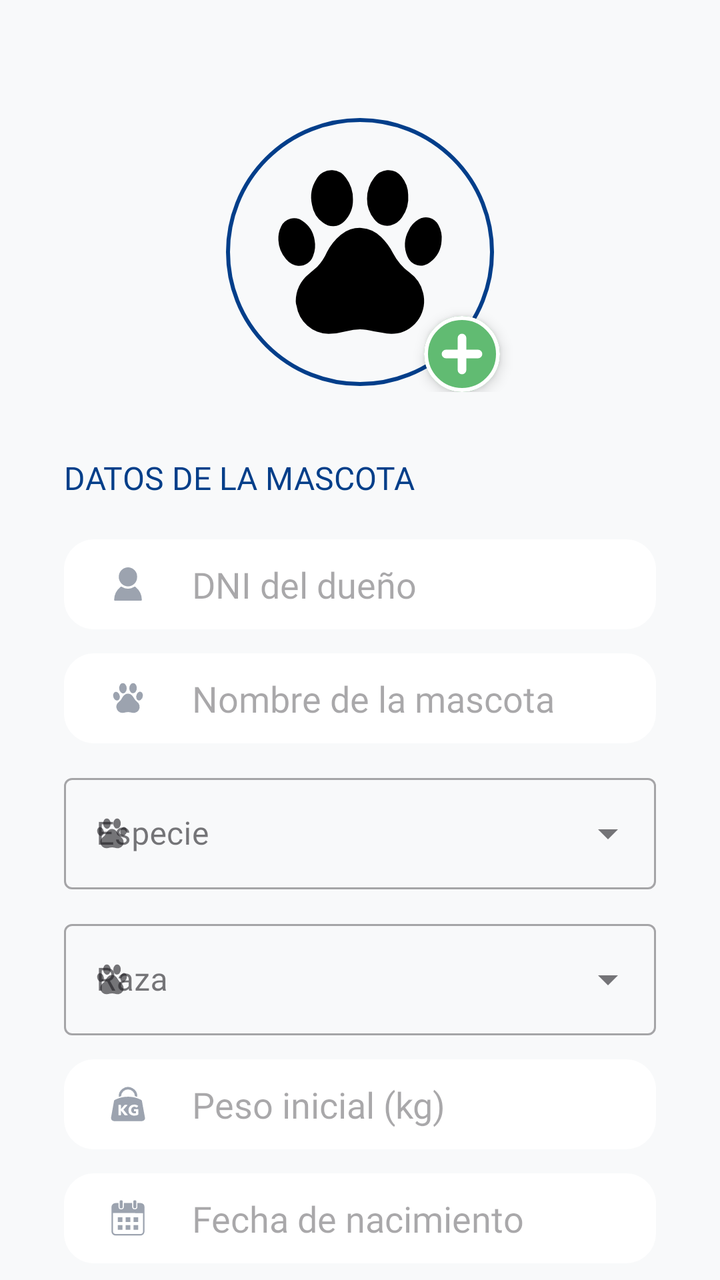
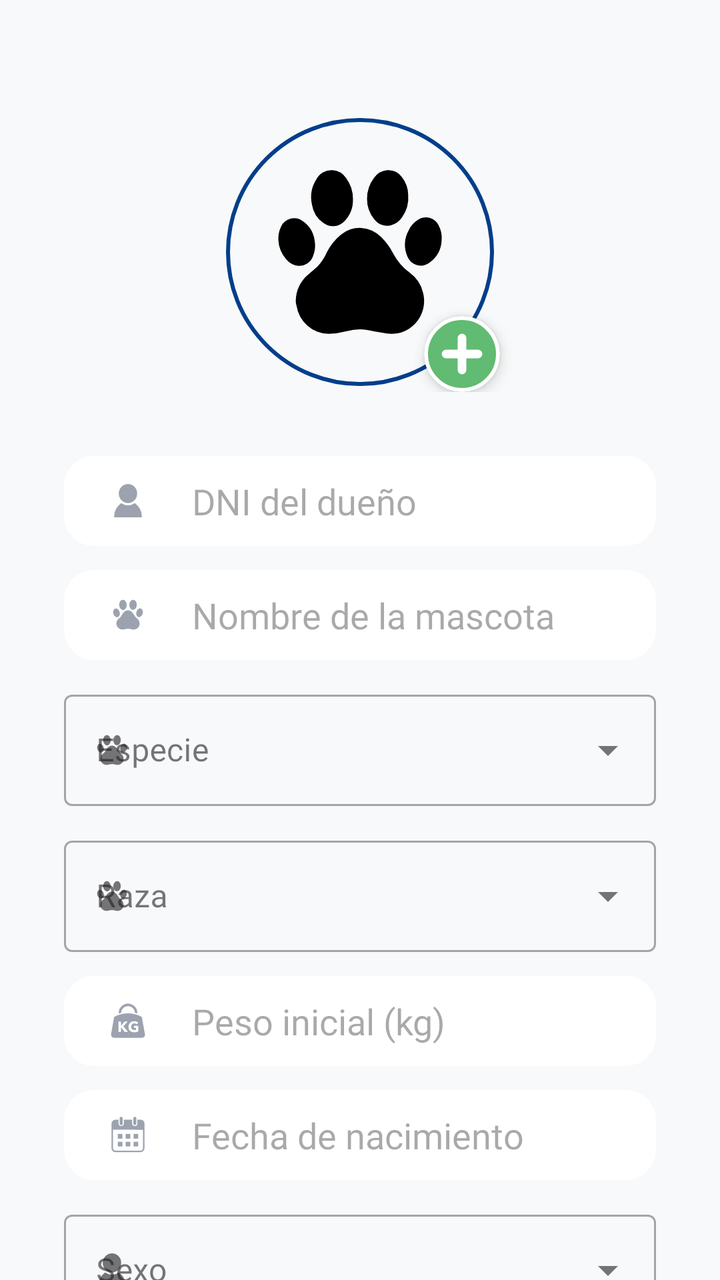

Before-and-after screenshots of an Android layout around one commit, followed by the original layout XML and the change that was made.
<!-- AndroidManifest.xml: application theme Theme.ProyectoVeterinaria -->
<!-- res/layout/fragment_registrar_mascota.xml -->
<?xml version="1.0" encoding="utf-8"?>
<androidx.core.widget.NestedScrollView
    xmlns:android="http://schemas.android.com/apk/res/android"
    xmlns:app="http://schemas.android.com/apk/res-auto"
    xmlns:tools="http://schemas.android.com/tools"
    android:layout_width="match_parent"
    android:layout_height="match_parent"
    android:background="#F8F9FA">

    <androidx.constraintlayout.widget.ConstraintLayout
        android:layout_width="match_parent"
        android:layout_height="wrap_content"
        android:paddingHorizontal="32dp"
        android:paddingTop="48dp"
        android:paddingBottom="32dp">

        <androidx.constraintlayout.widget.ConstraintLayout
            android:id="@+id/phoContainer"
            android:layout_width="match_parent"
            android:layout_height="wrap_content"
            android:layout_marginTop="8dp"
            app:layout_constraintEnd_toEndOf="parent"
            app:layout_constraintHorizontal_bias="0.0"
            app:layout_constraintStart_toStartOf="parent"
            app:layout_constraintTop_toTopOf="parent">

            <com.google.android.material.imageview.ShapeableImageView
                android:id="@+id/ivFotoMascota"
                android:layout_width="140dp"
                android:layout_height="140dp"
                android:padding="4dp"
                android:scaleType="centerCrop"
                android:src="@drawable/ic_pet"
                app:layout_constraintEnd_toEndOf="parent"
                app:layout_constraintStart_toStartOf="parent"
                app:layout_constraintTop_toTopOf="parent"
                app:shapeAppearanceOverlay="@style/CircleImage"
                app:strokeColor="@color/brand_blue"
                app:strokeWidth="2dp" />

            <com.google.android.material.card.MaterialCardView
                android:id="@+id/btnCambiarFoto"
                android:layout_width="38dp"
                android:layout_height="38dp"
                android:clickable="true"
                android:focusable="true"
                app:cardBackgroundColor="@color/brand_green"
                app:cardCornerRadius="19dp"
                app:cardElevation="4dp"
                app:layout_constraintBottom_toBottomOf="@id/ivFotoMascota"
                app:layout_constraintEnd_toEndOf="@id/ivFotoMascota"
                app:layout_constraintHorizontal_bias="0.9"
                app:layout_constraintVertical_bias="0.9"
                app:strokeColor="#FFFFFF"
                app:strokeWidth="2dp">

                <ImageView
                    android:layout_width="match_parent"
                    android:layout_height="match_parent"
                    android:padding="8dp"
                    android:src="@drawable/ic_add"
                    app:tint="#FFFFFF" />
            </com.google.android.material.card.MaterialCardView>
        </androidx.constraintlayout.widget.ConstraintLayout>

        <TextView
            android:id="@+id/tvTituloMascota"
            android:layout_width="wrap_content"
            android:layout_height="wrap_content"
            android:layout_marginTop="32dp"
            android:fontFamily="@font/montserrat_bold"
            android:text="DATOS DE LA MASCOTA"
            android:textColor="#023E89"
            android:textSize="16sp"
            app:layout_constraintStart_toStartOf="parent"
            app:layout_constraintTop_toBottomOf="@+id/phoContainer" />

        <EditText
            android:id="@+id/etDniDueno"
            android:layout_width="0dp"
            android:layout_height="45dp"
            android:layout_marginTop="20dp"
            android:background="@drawable/bg_input_rounded"
            android:drawableStart="@drawable/ic_person"
            android:drawablePadding="20dp"
            android:drawableTint="#9CA3AF"
            android:enabled="false"
            android:fontFamily="@font/montserrat"
            android:hint="DNI del dueño"
            android:paddingStart="20dp"
            android:paddingEnd="20dp"
            android:textColor="#9CA3AF"
            app:layout_constraintEnd_toEndOf="parent"
            app:layout_constraintStart_toStartOf="parent"
            app:layout_constraintTop_toBottomOf="@id/tvTituloMascota" />

        <EditText
            android:id="@+id/etNombreMascota"
            android:layout_width="0dp"
            android:layout_height="45dp"
            android:layout_marginTop="12dp"
            android:background="@drawable/bg_input_rounded"
            android:drawableStart="@drawable/ic_pet"
            android:drawablePadding="20dp"
            android:drawableTint="#9CA3AF"
            android:fontFamily="@font/montserrat"
            android:hint="Nombre de la mascota"
            android:inputType="textCapWords"
            android:paddingStart="20dp"
            android:paddingEnd="20dp"
            app:layout_constraintEnd_toEndOf="parent"
            app:layout_constraintStart_toStartOf="parent"
            app:layout_constraintTop_toBottomOf="@id/etDniDueno" />

        <com.google.android.material.textfield.TextInputLayout
            android:id="@+id/tilEspecieMascota"
            style="@style/Widget.MaterialComponents.TextInputLayout.OutlinedBox.ExposedDropdownMenu"
            android:layout_width="match_parent"
            android:layout_height="wrap_content"
            android:layout_marginTop="12dp"
            android:hint="Especie"
            app:layout_constraintTop_toBottomOf="@id/etNombreMascota"
            app:startIconDrawable="@drawable/ic_pet">
            <AutoCompleteTextView
                android:id="@+id/actvEspecie"
                android:inputType="none"
                android:layout_width="match_parent"
                android:layout_height="wrap_content"
                android:fontFamily="@font/montserrat" />
        </com.google.android.material.textfield.TextInputLayout>

        <com.google.android.material.textfield.TextInputLayout
            android:id="@+id/tilRazaMascota"
            style="@style/Widget.MaterialComponents.TextInputLayout.OutlinedBox.ExposedDropdownMenu"
            android:layout_width="match_parent"
            android:layout_height="wrap_content"
            android:layout_marginTop="12dp"
            android:hint="Raza"
            app:layout_constraintTop_toBottomOf="@id/tilEspecieMascota"
            app:startIconDrawable="@drawable/ic_pet">
            <AutoCompleteTextView
                android:id="@+id/actvRaza"
                android:inputType="none"
                android:layout_width="match_parent"
                android:layout_height="wrap_content"
                android:fontFamily="@font/montserrat" />
        </com.google.android.material.textfield.TextInputLayout>

        <EditText
            android:id="@+id/etPesoInicial"
            android:layout_width="0dp"
            android:layout_height="45dp"
            android:layout_marginTop="12dp"
            android:background="@drawable/bg_input_rounded"
            android:drawableStart="@drawable/ic_weight"
            android:drawablePadding="20dp"
            android:drawableTint="#9CA3AF"
            android:fontFamily="@font/montserrat"
            android:hint="Peso inicial (kg)"
            android:inputType="numberDecimal"
            android:paddingStart="20dp"
            android:paddingEnd="20dp"
            app:layout_constraintEnd_toEndOf="parent"
            app:layout_constraintStart_toStartOf="parent"
            app:layout_constraintTop_toBottomOf="@id/tilRazaMascota" />

        <EditText
            android:id="@+id/etFechaNacimiento"
            android:layout_width="0dp"
            android:layout_height="45dp"
            android:layout_marginTop="12dp"
            android:background="@drawable/bg_input_rounded"
            android:drawableStart="@drawable/ic_calendar"
            android:drawablePadding="20dp"
            android:drawableTint="#9CA3AF"
            android:focusable="false"
            android:clickable="true"
            android:fontFamily="@font/montserrat"
            android:hint="Fecha de nacimiento"
            android:inputType="none"
            android:paddingStart="20dp"
            android:paddingEnd="20dp"
            android:textColor="#1F2937"
            app:layout_constraintEnd_toEndOf="parent"
            app:layout_constraintStart_toStartOf="parent"
            app:layout_constraintTop_toBottomOf="@id/etPesoInicial" />

        <com.google.android.material.textfield.TextInputLayout
            android:id="@+id/tilSexoMascota"
            style="@style/Widget.MaterialComponents.TextInputLayout.OutlinedBox.ExposedDropdownMenu"
            android:layout_width="match_parent"
            android:layout_height="wrap_content"
            android:layout_marginTop="12dp"
            android:hint="Sexo"
            app:layout_constraintTop_toBottomOf="@id/etFechaNacimiento"
            app:startIconDrawable="@drawable/ic_person">
            <AutoCompleteTextView
                android:id="@+id/actvSexo"
                android:inputType="none"
                android:layout_width="match_parent"
                android:layout_height="wrap_content"
                android:fontFamily="@font/montserrat" />
        </com.google.android.material.textfield.TextInputLayout>

        <Button
            android:id="@+id/btnGuardarMascota"
            android:layout_width="0dp"
            android:layout_height="50dp"
            android:layout_marginTop="32dp"
            android:background="@drawable/bg_button_rounded"
            android:fontFamily="@font/montserrat_bold"
            android:text="REGISTRAR MASCOTA"
            android:textColor="@android:color/white"
            app:backgroundTint="@null"
            app:layout_constraintEnd_toEndOf="parent"
            app:layout_constraintStart_toStartOf="parent"
            app:layout_constraintTop_toBottomOf="@id/tilSexoMascota" />

        <Button
            android:id="@+id/btnEliminarMascota"
            android:layout_width="0dp"
            android:layout_height="50dp"
            android:layout_marginTop="12dp"
            android:layout_marginBottom="32dp"
            android:background="@drawable/bg_button_rounded_red"
            android:fontFamily="@font/montserrat_bold"
            android:text="ELIMINAR PACIENTE"
            android:textColor="@android:color/white"
            android:visibility="gone"
            app:backgroundTint="@null"
            app:layout_constraintBottom_toBottomOf="parent"
            app:layout_constraintEnd_toEndOf="parent"
            app:layout_constraintStart_toStartOf="parent"
            app:layout_constraintTop_toBottomOf="@id/btnGuardarMascota" />

    </androidx.constraintlayout.widget.ConstraintLayout>
</androidx.core.widget.NestedScrollView>
<!-- resources referenced by this layout -->
<resources>
  <color name="brand_blue">#023E8A</color>
  <color name="brand_green">#61bb72</color>
  <!-- drawable bg_button_rounded (drawable) -->
  <?xml version="1.0" encoding="utf-8"?>
  <shape xmlns:android="http://schemas.android.com/apk/res/android">
      <solid android:color="#61bb72" /> <corners android:radius="25dp" />
  </shape>
  <!-- drawable bg_button_rounded_red (drawable) -->
  <?xml version="1.0" encoding="utf-8"?>
  <shape xmlns:android="http://schemas.android.com/apk/res/android">
      <solid android:color="@color/error_red" /> <corners android:radius="25dp" />
  </shape>
  <!-- drawable bg_input_rounded (drawable) -->
  <?xml version="1.0" encoding="utf-8"?>
  <shape xmlns:android="http://schemas.android.com/apk/res/android">
      <solid android:color="#FFFFFF" /> <corners android:radius="15dp" />
  </shape>
  <!-- drawable ic_add (drawable) -->
  <vector xmlns:android="http://schemas.android.com/apk/res/android"
      android:width="24dp"
      android:height="24dp"
      android:viewportWidth="24"
      android:viewportHeight="24">
    <path
        android:fillColor="#FF000000"
        android:pathData="M20.72,9.65H14.35V3.28A2.35,2.35 0,0 0,12 0.93h0A2.35,2.35 0,0 0,9.65 3.28V9.65H3.28A2.35,2.35 0,0 0,0.93 12h0a2.35,2.35 0,0 0,2.35 2.35H9.65v6.37A2.35,2.35 0,0 0,12 23.07h0a2.35,2.35 0,0 0,2.35 -2.35V14.35h6.37A2.35,2.35 0,0 0,23.07 12h0A2.35,2.35 0,0 0,20.72 9.65Z"/>
  </vector>
  <!-- drawable ic_person (drawable) -->
  <vector xmlns:android="http://schemas.android.com/apk/res/android"
      android:width="24dp"
      android:height="24dp"
      android:viewportWidth="24"
      android:viewportHeight="24">
    <path
        android:fillColor="#FF000000"
        android:pathData="M12,20.33H5.61c-0.41,0 -0.56,-0.09 -0.53,-0.53a8.39,8.39 0,0 1,3.07 -6.26A0.66,0.66 0,0 1,9 13.48a5.52,5.52 0,0 0,6 0,0.58 0.58,0 0,1 0.78,0 8.43,8.43 0,0 1,3.14 6.35c0,0.42 -0.15,0.48 -0.51,0.48Z"/>
    <path
        android:fillColor="#FF000000"
        android:pathData="M16.56,8.47a4.63,4.63 0,0 1,-4.62 4.73A4.71,4.71 0,0 1,7.4 8.36a4.68,4.68 0,0 1,4.68 -4.69A4.62,4.62 0,0 1,16.56 8.47Z"/>
  </vector>
  <style name="CircleImage">
          <item name="cornerSize">50%</item>
      </style>
  <style name="Theme.ProyectoVeterinaria" parent="Base.Theme.ProyectoVeterinaria" />
  <color name="error_red">#EF4444</color>
  <style name="Base.Theme.ProyectoVeterinaria" parent="Theme.Material3.DayNight.NoActionBar">
          
          
      </style>
  <!-- unchanged entries left out for length: 3 -->
</resources>

<!-- the commit's change to res/layout/fragment_registrar_mascota.xml (unified diff, before → after) -->
@@ -63,36 +63,25 @@
             </com.google.android.material.card.MaterialCardView>
         </androidx.constraintlayout.widget.ConstraintLayout>
 
-        <TextView
-            android:id="@+id/tvTituloMascota"
-            android:layout_width="wrap_content"
-            android:layout_height="wrap_content"
+        <EditText
+            android:id="@+id/etDniDueno"
+            android:layout_width="0dp"
+            android:layout_height="45dp"
             android:layout_marginTop="32dp"
-            android:fontFamily="@font/montserrat_bold"
-            android:text="DATOS DE LA MASCOTA"
-            android:textColor="#023E89"
-            android:textSize="16sp"
+            android:background="@drawable/bg_input_rounded"
+            android:drawableStart="@drawable/ic_person"
+            android:drawablePadding="20dp"
+            android:drawableTint="#9CA3AF"
+            android:enabled="false"
+            android:fontFamily="@font/montserrat"
+            android:hint="DNI del dueño"
+            android:paddingStart="20dp"
+            android:paddingEnd="20dp"
+            android:textColor="#9CA3AF"
+            app:layout_constraintEnd_toEndOf="parent"
+            app:layout_constraintHorizontal_bias="0.0"
             app:layout_constraintStart_toStartOf="parent"
             app:layout_constraintTop_toBottomOf="@+id/phoContainer" />
-
-        <EditText
-            android:id="@+id/etDniDueno"
-            android:layout_width="0dp"
-            android:layout_height="45dp"
-            android:layout_marginTop="20dp"
-            android:background="@drawable/bg_input_rounded"
-            android:drawableStart="@drawable/ic_person"
-            android:drawablePadding="20dp"
-            android:drawableTint="#9CA3AF"
-            android:enabled="false"
-            android:fontFamily="@font/montserrat"
-            android:hint="DNI del dueño"
-            android:paddingStart="20dp"
-            android:paddingEnd="20dp"
-            android:textColor="#9CA3AF"
-            app:layout_constraintEnd_toEndOf="parent"
-            app:layout_constraintStart_toStartOf="parent"
-            app:layout_constraintTop_toBottomOf="@id/tvTituloMascota" />
 
         <EditText
             android:id="@+id/etNombreMascota"
<!-- resource entries referenced after the edit -->
@@ -19,8 +19,8 @@
   </shape>
   <!-- drawable ic_add (drawable) -->
   <vector xmlns:android="http://schemas.android.com/apk/res/android"
-      android:width="24dp"
-      android:height="24dp"
+      android:width="20dp"
+      android:height="20dp"
       android:viewportWidth="24"
       android:viewportHeight="24">
     <path
